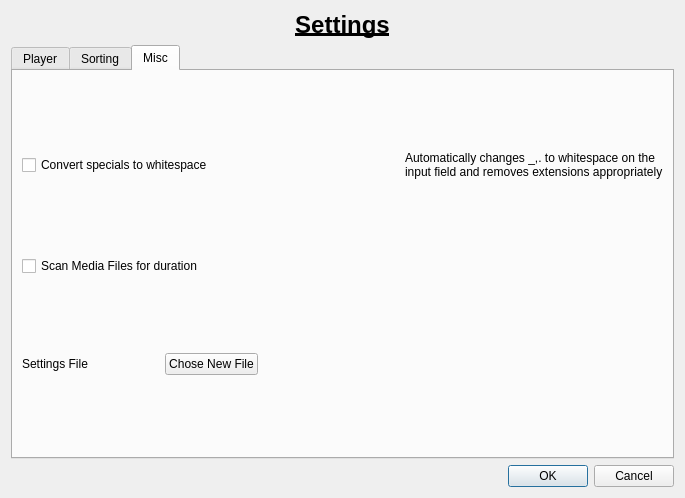
Before: the Qt Designer form src/settingsdialog.ui in Narfinger/serieviewer, drawn with Qt 5.
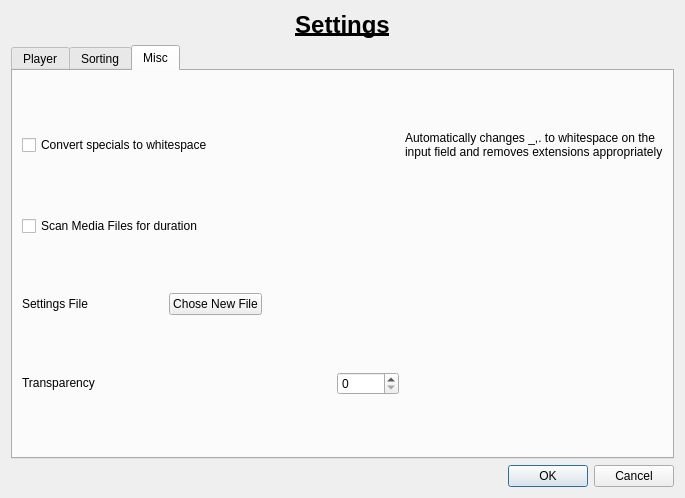
After: the same form once the commit is applied. The open tabs and pages were chosen to show the change. Icons and pictures are not drawn.

Commit message: added setting for opacity/transparency of the serieviewer window

Diff of the .ui file:
```diff
--- a/src/settingsdialog.ui
+++ b/src/settingsdialog.ui
@@ -389,6 +389,26 @@
          </property>
         </spacer>
        </item>
+       <item row="3" column="0">
+        <widget class="QLabel" name="label_6">
+         <property name="sizePolicy">
+          <sizepolicy hsizetype="Fixed" vsizetype="Fixed">
+           <horstretch>0</horstretch>
+           <verstretch>0</verstretch>
+          </sizepolicy>
+         </property>
+         <property name="text">
+          <string>Transparency</string>
+         </property>
+        </widget>
+       </item>
+       <item row="3" column="4">
+        <widget class="QSpinBox" name="opacitySpinbox">
+         <property name="maximum">
+          <number>100</number>
+         </property>
+        </widget>
+       </item>
       </layout>
      </widget>
     </widget>
```
Left out of the diff: 86 changed lines with no effect on the pictures. The commit also changes 7 other files.
